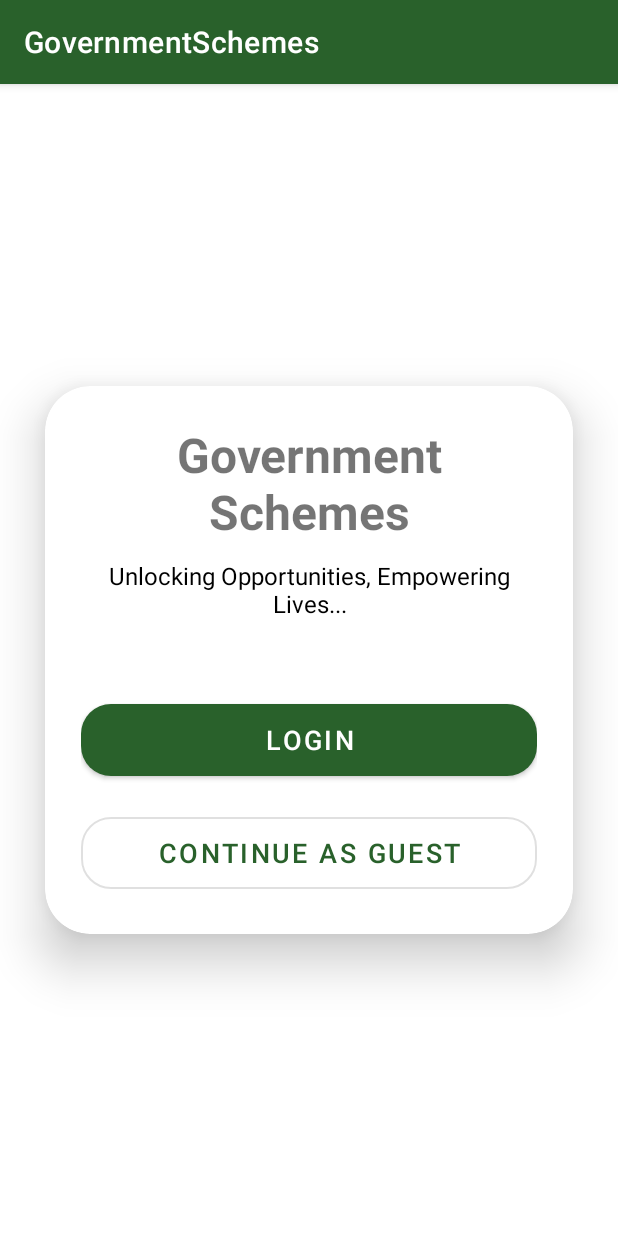
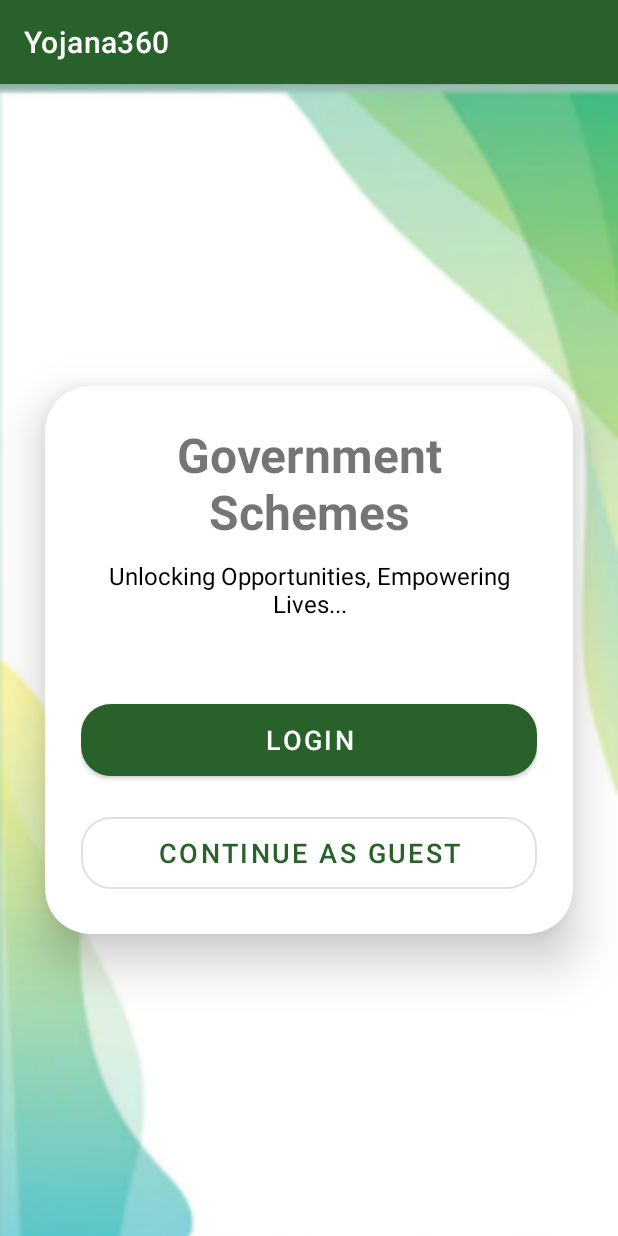
Before and after one commit to shashi-kumari/Government-Schemes-Mobile-Application-, an Android app: the screen it shows after launch (WelcomeActivity), on a phone screen of 412 x 824 dp. Run offline under Robolectric (Android 15) with nearby library versions, the light colour scheme and no system bars; Roboto replaces fonts that are not available here.

Commit message:
Update app name to Yojana360 and change welcome activity background

```diff
--- a/app/src/main/res/layout/activity_welcome.xml
+++ b/app/src/main/res/layout/activity_welcome.xml
@@ -6,7 +6,7 @@
     android:layout_width="match_parent"
     android:layout_height="match_parent"
     android:orientation="vertical"
-    android:background="@drawable/background_gradient"
+    android:background="@drawable/background"
     android:gravity="center"
     tools:context=".WelcomeActivity">
 
--- a/app/src/main/res/values/strings.xml
+++ b/app/src/main/res/values/strings.xml
@@ -1,4 +1,4 @@
 <resources>
-    <string name="app_name">GovernmentSchemes</string>
+    <string name="app_name">Yojana360</string>
     <string name="click_here_to_get_information_about_the_schemes">Click here to get information about the schemes</string>
 </resources>
```
Also changed, not shown: 1 other file.
